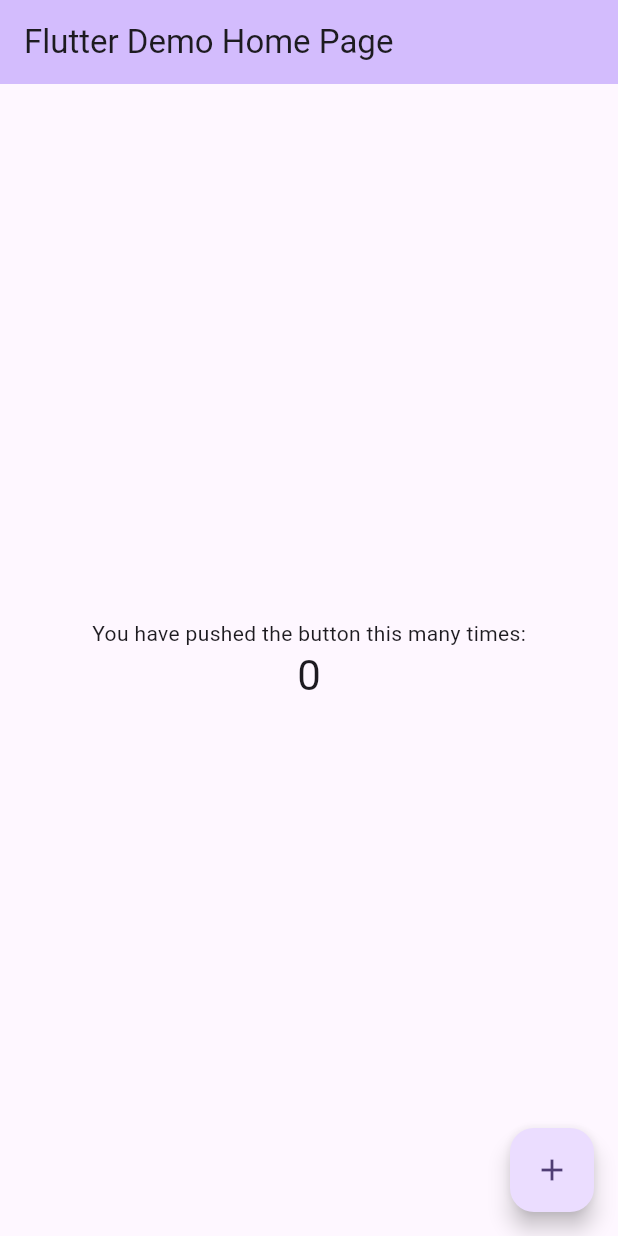
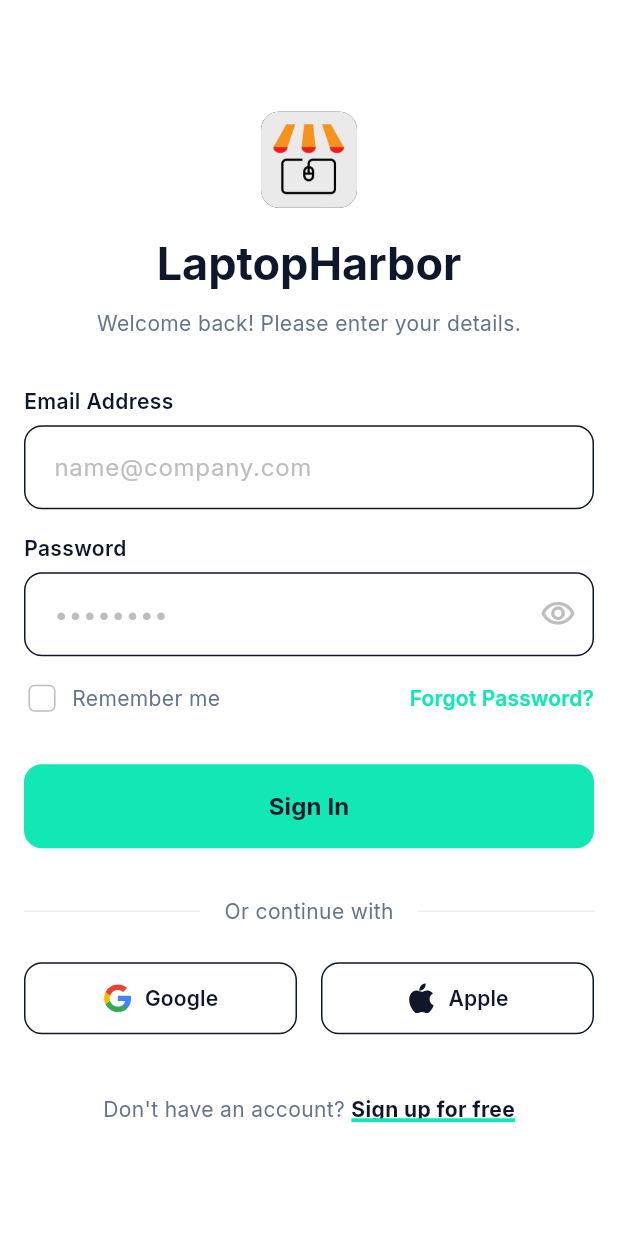
Before and after one commit to 404khai/LaptopHarbor, a Flutter app: the screen it shows after launch, on a phone screen of 412 x 824 dp. Run offline on Flutter 3.47's test engine with Material 3 defaults, Android fonts, the phone set to English and light mode, and no system bars; our stand-ins replace flutter_svg, google_fonts.

Commit message:
feat: Implement Forgot Password screen and Login screen
- Add ForgotPasswordScreen and LoginScreen.
- Update LoginScreen to navigate to ForgotPasswordScreen on Forgot Password? tap.
- Replace placeholder icon with logo.jpeg in LoginScreen.
- Fix OutlinedButton style in LoginScreen by replacing invalid height parameter with minimumSize.
- Register images/ directory in pubspec.yaml for asset access.

```diff
--- /dev/null
+++ b/lib/login_screen.dart
@@ -0,0 +1,414 @@
+import 'package:flutter/material.dart';
+import 'package:flutter_svg/flutter_svg.dart';
+import 'package:google_fonts/google_fonts.dart';
+
+import 'forgot_password_screen.dart';
+
+class LoginScreen extends StatefulWidget {
+  const LoginScreen({super.key});
+
+  @override
+  State<LoginScreen> createState() => _LoginScreenState();
+}
+
+class _LoginScreenState extends State<LoginScreen> {
+  bool _rememberMe = false;
+  bool _obscurePassword = true;
+
+  @override
+  Widget build(BuildContext context) {
+    final isDarkMode = Theme.of(context).brightness == Brightness.dark;
+    final primaryColor = const Color(0xFF11E8B6);
+    final slate900 = isDarkMode ? Colors.white : const Color(0xFF0F172A);
+    final slate500 = isDarkMode
+        ? const Color(0xFF94A3B8)
+        : const Color(0xFF64748B);
+    final borderColor = isDarkMode
+        ? const Color(0xFF334155)
+        : const Color(0xFF0F172A);
+
+    return Scaffold(
+      backgroundColor: Theme.of(context).scaffoldBackgroundColor,
+      body: SafeArea(
+        child: Center(
+          child: SingleChildScrollView(
+            padding: const EdgeInsets.symmetric(
+              horizontal: 16.0,
+              vertical: 48.0,
+            ),
+            child: ConstrainedBox(
+              constraints: const BoxConstraints(maxWidth: 448), // max-w-md
+              child: Column(
+                mainAxisAlignment: MainAxisAlignment.center,
+                crossAxisAlignment: CrossAxisAlignment.stretch,
+                children: [
+                  // Header Section
+                  Column(
+                    children: [
+                      Container(
+                        width: 64,
+                        height: 64,
+                        decoration: BoxDecoration(
+                          color: const Color(
+                            0xFF0F172A,
+                          ), // slate-900 always for logo bg
+                          borderRadius: BorderRadius.circular(12),
+                        ),
+                        child: Center(
+                          child: ClipRRect(
+                            borderRadius: BorderRadius.circular(12),
+                            child: Image.asset(
+                              'images/logo.jpeg',
+                              width: 64,
+                              height: 64,
+                              fit: BoxFit.cover,
+                            ),
+                          ),
+                        ),
+                      ),
+                      const SizedBox(height: 16),
+                      Text(
+                        'LaptopHarbor',
+                        style: GoogleFonts.inter(
+                          fontSize: 30,
+                          fontWeight: FontWeight.bold,
+                          color: slate900,
+                          letterSpacing: -0.025,
+                        ),
+                      ),
+                      const SizedBox(height: 8),
+                      Text(
+                        'Welcome back! Please enter your details.',
+                        style: GoogleFonts.inter(fontSize: 14, color: slate500),
+                        textAlign: TextAlign.center,
+                      ),
+                    ],
+                  ),
+                  const SizedBox(height: 32),
+
+                  // Form Section
+                  Column(
+                    crossAxisAlignment: CrossAxisAlignment.start,
+                    children: [
+                      // Email Field
+                      Text(
+                        'Email Address',
+                        style: GoogleFonts.inter(
+                          fontSize: 14,
+                          fontWeight: FontWeight.w600,
+                          color: slate900,
+                        ),
+                      ),
+                      const SizedBox(height: 6),
+                      TextFormField(
+                        decoration: InputDecoration(
+                          hintText: 'name@company.com',
+                          hintStyle: GoogleFonts.inter(color: Colors.grey[400]),
+                          contentPadding: const EdgeInsets.symmetric(
+                            horizontal: 16,
+                            vertical: 16,
+                          ),
+                          border: OutlineInputBorder(
+                            borderRadius: BorderRadius.circular(12),
+                            borderSide: BorderSide(color: borderColor),
+                          ),
+                          enabledBorder: OutlineInputBorder(
+                            borderRadius: BorderRadius.circular(12),
+                            borderSide: BorderSide(color: borderColor),
+                          ),
+                          focusedBorder: OutlineInputBorder(
+                            borderRadius: BorderRadius.circular(12),
+                            borderSide: BorderSide(
+                              color: primaryColor,
+                              width: 2,
+                            ),
+                          ),
+                        ),
+                        keyboardType: TextInputType.emailAddress,
+                        style: GoogleFonts.inter(color: slate900),
+                      ),
+                      const SizedBox(height: 16),
+
+                      // Password Field
+                      Text(
+                        'Password',
+                        style: GoogleFonts.inter(
+                          fontSize: 14,
+                          fontWeight: FontWeight.w600,
+                          color: slate900,
+                        ),
+                      ),
+                      const SizedBox(height: 6),
+                      TextFormField(
+                        obscureText: _obscurePassword,
+                        decoration: InputDecoration(
+                          hintText: '••••••••',
+                          hintStyle: GoogleFonts.inter(color: Colors.grey[400]),
+                          contentPadding: const EdgeInsets.symmetric(
+                            horizontal: 16,
+                            vertical: 16,
+                          ),
+                          border: OutlineInputBorder(
+                            borderRadius: BorderRadius.circular(12),
+                            borderSide: BorderSide(color: borderColor),
+                          ),
+                          enabledBorder: OutlineInputBorder(
+                            borderRadius: BorderRadius.circular(12),
+                            borderSide: BorderSide(color: borderColor),
+                          ),
+                          focusedBorder: OutlineInputBorder(
+                            borderRadius: BorderRadius.circular(12),
+                            borderSide: BorderSide(
+                              color: primaryColor,
+                              width: 2,
+                            ),
+                          ),
+                          suffixIcon: IconButton(
+                            icon: Icon(
+                              _obscurePassword
+                                  ? Icons.visibility_outlined
+                                  : Icons.visibility_off_outlined,
+                              color: Colors.grey[400],
+                            ),
+                            onPressed: () {
+                              setState(() {
+                                _obscurePassword = !_obscurePassword;
+                              });
+                            },
+                          ),
+                        ),
+                        style: GoogleFonts.inter(color: slate900),
+                      ),
+                    ],
+                  ),
+                  const SizedBox(height: 16),
+
+                  // Remember Me & Forgot Password
+                  Row(
+                    mainAxisAlignment: MainAxisAlignment.spaceBetween,
+                    children: [
+                      Row(
+                        children: [
+                          SizedBox(
+                            height: 24,
+                            width: 24,
+                            child: Checkbox(
+                              value: _rememberMe,
+                              onChanged: (value) {
+                                setState(() {
+                                  _rememberMe = value ?? false;
+                                });
+                              },
+                              activeColor: primaryColor,
+                              checkColor: const Color(0xFF0F172A),
+                              shape: RoundedRectangleBorder(
+                                borderRadius: BorderRadius.circular(4),
+                              ),
+                              side: BorderSide(color: Colors.grey[400]!),
+                            ),
+                          ),
+                          const SizedBox(width: 8),
+                          Text(
+                            'Remember me',
+                            style: GoogleFonts.inter(
+                              fontSize: 14,
+                              color: slate500,
+                            ),
+                          ),
+                        ],
+                      ),
+                      TextButton(
+                        onPressed: () {
+                          Navigator.of(context).push(
+                            MaterialPageRoute(
+                              builder: (context) =>
+                                  const ForgotPasswordScreen(),
+                            ),
+                          );
+                        },
+                        style: TextButton.styleFrom(
+                          padding: EdgeInsets.zero,
+                          minimumSize: Size.zero,
+                          tapTargetSize: MaterialTapTargetSize.shrinkWrap,
+                        ),
+                        child: Text(
+                          'Forgot Password?',
+                          style: GoogleFonts.inter(
+                            fontSize: 14,
+                            fontWeight: FontWeight.w600,
+                            color: primaryColor,
+                          ),
+                        ),
+                      ),
+                    ],
+                  ),
+                  const SizedBox(height: 32),
+
+                  // Sign In Button
+                  SizedBox(
+                    height: 56,
+                    child: ElevatedButton(
+                      onPressed: () {},
+                      style: ElevatedButton.styleFrom(
+                        backgroundColor: primaryColor,
+                        foregroundColor: const Color(0xFF0F172A),
+                        elevation: 0,
+                        shape: RoundedRectangleBorder(
+                          borderRadius: BorderRadius.circular(12),
+                        ),
+                      ),
+                      child: Text(
+                        'Sign In',
+                        style: GoogleFonts.inter(
+                          fontSize: 16,
+                          fontWeight: FontWeight.bold,
+                        ),
+                      ),
+                    ),
+                  ),
+                  const SizedBox(height: 32),
+
+                  // Divider
+                  Row(
+                    children: [
+                      Expanded(
+                        child: Divider(
+                          color: isDarkMode
+                              ? Colors.grey[800]
+                              : Colors.grey[200],
+                        ),
+                      ),
+                      Padding(
+                        padding: const EdgeInsets.symmetric(horizontal: 16),
+                        child: Text(
+                          'Or continue with',
+                          style: GoogleFonts.inter(
+                            fontSize: 14,
+                            color: slate500,
+                          ),
+                        ),
+                      ),
+                      Expanded(
+                        child: Divider(
+                          color: isDarkMode
+                              ? Colors.grey[800]
+                              : Colors.grey[200],
+                        ),
+                      ),
+                    ],
+                  ),
+                  const SizedBox(height: 24),
+
+                  // Social Buttons
+                  Row(
+                    children: [
+                      Expanded(
+                        child: OutlinedButton(
+                          onPressed: () {},
+                          style: OutlinedButton.styleFrom(
+                            minimumSize: const Size.fromHeight(48),
+                            side: BorderSide(color: borderColor),
+                            shape: RoundedRectangleBorder(
+                              borderRadius: BorderRadius.circular(12),
+                            ),
+                            backgroundColor: Colors.transparent,
+                          ),
+                          child: Row(
+                            mainAxisAlignment: MainAxisAlignment.center,
+                            children: [
+                              SizedBox(
+                                width: 20,
+                                height: 20,
+                                child: SvgPicture.asset(
+                                  'assets/icons/google.svg',
+                                ),
+                              ),
+                              const SizedBox(width: 8),
+                              Text(
+                                'Google',
+                                style: GoogleFonts.inter(
+                                  fontSize: 14,
+                                  fontWeight: FontWeight.w600,
+                                  color: slate900,
+                                ),
+                              ),
+                            ],
+                          ),
+                        ),
+                      ),
+                      const SizedBox(width: 16),
+                      Expanded(
+                        child: OutlinedButton(
+                          onPressed: () {},
+                          style: OutlinedButton.styleFrom(
+                            minimumSize: const Size.fromHeight(48),
+                            side: BorderSide(color: borderColor),
+                            shape: RoundedRectangleBorder(
+                              borderRadius: BorderRadius.circular(12),
+                            ),
+                            backgroundColor: Colors.transparent,
+                          ),
+                          child: Row(
+                            mainAxisAlignment: MainAxisAlignment.center,
+                            children: [
+                              SizedBox(
+                                width: 20,
+                                height: 20,
+                                child: SvgPicture.asset(
+                                  'assets/icons/apple.svg',
+                                  colorFilter: ColorFilter.mode(
+                                    slate900,
+                                    BlendMode.srcIn,
+                                  ),
+                                ),
+                              ),
+                              const SizedBox(width: 8),
+                              Text(
+                                'Apple',
+                                style: GoogleFonts.inter(
+                                  fontSize: 14,
+                                  fontWeight: FontWeight.w600,
+                                  color: slate900,
+                                ),
+                              ),
+                            ],
+                          ),
+                        ),
+                      ),
+                    ],
+                  ),
+                  const SizedBox(height: 40),
+
+                  // Sign Up Link
+                  Row(
+                    mainAxisAlignment: MainAxisAlignment.center,
+                    children: [
+                      Text(
+                        "Don't have an account? ",
+                        style: GoogleFonts.inter(fontSize: 14, color: slate500),
+                      ),
+                      GestureDetector(
+                        onTap: () {},
+                        child: Text(
+                          'Sign up for free',
+                          style: GoogleFonts.inter(
+                            fontSize: 14,
+                            fontWeight: FontWeight.bold,
+                            color: slate900,
+                            decoration: TextDecoration.underline,
+                            decorationColor: primaryColor,
+                            decorationThickness: 2,
+                          ),
+                        ),
+                      ),
+                    ],
+                  ),
+                ],
+              ),
+            ),
+          ),
+        ),
+      ),
+    );
+  }
+}
--- a/lib/main.dart
+++ b/lib/main.dart
@@ -1,122 +1,36 @@
 import 'package:flutter/material.dart';
+import 'package:google_fonts/google_fonts.dart';
+import 'login_screen.dart';
 
 void main() {
-  runApp(const MyApp());
+  runApp(const LaptopHarborApp());
 }
 
-class MyApp extends StatelessWidget {
-  const MyApp({super.key});
+class LaptopHarborApp extends StatelessWidget {
+  const LaptopHarborApp({super.key});
 
-  // This widget is the root of your application.
   @override
   Widget build(BuildContext context) {
     return MaterialApp(
-      title: 'Flutter Demo',
+      title: 'LaptopHarbor',
+      debugShowCheckedModeBanner: false,
       theme: ThemeData(
-        // This is the theme of your application.
-        //
-        // TRY THIS: Try running your application with "flutter run". You'll see
-        // the application has a purple toolbar. Then, without quitting the app,
-        // try changing the seedColor in the colorScheme below to Colors.green
-        // and then invoke "hot reload" (save your changes or press the "hot
-        // reload" button in a Flutter-supported IDE, or press "r" if you used
-        // the command line to start the app).
-        //
-        // Notice that the counter didn't reset back to zero; the application
-        // state is not lost during the reload. To reset the state, use hot
-        // restart instead.
-        //
-        // This works for code too, not just values: Most code changes can be
-        // tested with just a hot reload.
-        colorScheme: ColorScheme.fromSeed(seedColor: Colors.deepPurple),
+        colorScheme: ColorScheme.fromSeed(seedColor: const Color(0xFF11E8B6)),
+        useMaterial3: true,
+        textTheme: GoogleFonts.interTextTheme(),
+        scaffoldBackgroundColor: Colors.white,
       ),
-      home: const MyHomePage(title: 'Flutter Demo Home Page'),
+      darkTheme: ThemeData(
+        colorScheme: ColorScheme.fromSeed(
+          seedColor: const Color(0xFF11E8B6),
+          brightness: Brightness.dark,
+        ),
+        useMaterial3: true,
+        textTheme: GoogleFonts.interTextTheme(ThemeData.dark().textTheme),
+        scaffoldBackgroundColor: const Color(0xFF10221E),
+      ),
+      themeMode: ThemeMode.system, // Supports both light and dark mode
+      home: const LoginScreen(),
     );
   }
 }
-
-class MyHomePage extends StatefulWidget {
-  const MyHomePage({super.key, required this.title});
-
-  // This widget is the home page of your application. It is stateful, meaning
-  // that it has a State object (defined below) that contains fields that affect
-  // how it looks.
-
-  // This class is the configuration for the state. It holds the values (in this
-  // case the title) provided by the parent (in this case the App widget) and
-  // used by the build method of the State. Fields in a Widget subclass are
-  // always marked "final".
-
-  final String title;
-
-  @override
-  State<MyHomePage> createState() => _MyHomePageState();
-}
-
-class _MyHomePageState extends State<MyHomePage> {
-  int _counter = 0;
-
-  void _incrementCounter() {
-    setState(() {
-      // This call to setState tells the Flutter framework that something has
-      // changed in this State, which causes it to rerun the build method below
-      // so that the display can reflect the updated values. If we changed
-      // _counter without calling setState(), then the build method would not be
-      // called again, and so nothing would appear to happen.
-      _counter++;
-    });
-  }
-
-  @override
-  Widget build(BuildContext context) {
-    // This method is rerun every time setState is called, for instance as done
-    // by the _incrementCounter method above.
-    //
-    // The Flutter framework has been optimized to make rerunning build methods
-    // fast, so that you can just rebuild anything that needs updating rather
-    // than having to individually change instances of widgets.
-    return Scaffold(
-      appBar: AppBar(
-        // TRY THIS: Try changing the color here to a specific color (to
-        // Colors.amber, perhaps?) and trigger a hot reload to see the AppBar
-        // change color while the other colors stay the same.
-        backgroundColor: Theme.of(context).colorScheme.inversePrimary,
-        // Here we take the value from the MyHomePage object that was created by
-        // the App.build method, and use it to set our appbar title.
-        title: Text(widget.title),
-      ),
-      body: Center(
-        // Center is a layout widget. It takes a single child and positions it
-        // in the middle of the parent.
-        child: Column(
-          // Column is also a layout widget. It takes a list of children and
-          // arranges them vertically. By default, it sizes itself to fit its
-          // children horizontally, and tries to be as tall as its parent.
-          //
-          // Column has various properties to control how it sizes itself and
-          // how it positions its children. Here we use mainAxisAlignment to
-          // center the children vertically; the main axis here is the vertical
-          // axis because Columns are vertical (the cross axis would be
-          // horizontal).
-          //
-          // TRY THIS: Invoke "debug painting" (choose the "Toggle Debug Paint"
-          // action in the IDE, or press "p" in the console), to see the
-          // wireframe for each widget.
-          mainAxisAlignment: MainAxisAlignment.center,
-          children: <Widget>[
-            const Text('You have pushed the button this many times:'),
-            Text(
-              '$_counter',
-              style: Theme.of(context).textTheme.headlineMedium,
-            ),
-          ],
-        ),
-      ),
-      floatingActionButton: FloatingActionButton(
-        onPressed: _incrementCounter,
-        tooltip: 'Increment',
-        child: const Icon(Icons.add),
-      ), // This trailing comma makes auto-formatting nicer for build methods.
-    );
-  }
-}
```
Also changed, not shown: lib/forgot_password_screen.dart (added, +173 -0 lines), pubspec.yaml (+5 -2 lines), assets/icons/apple.svg (added), assets/icons/google.svg (added), images/logo.jpeg (added), pubspec.lock, 3 other files.
